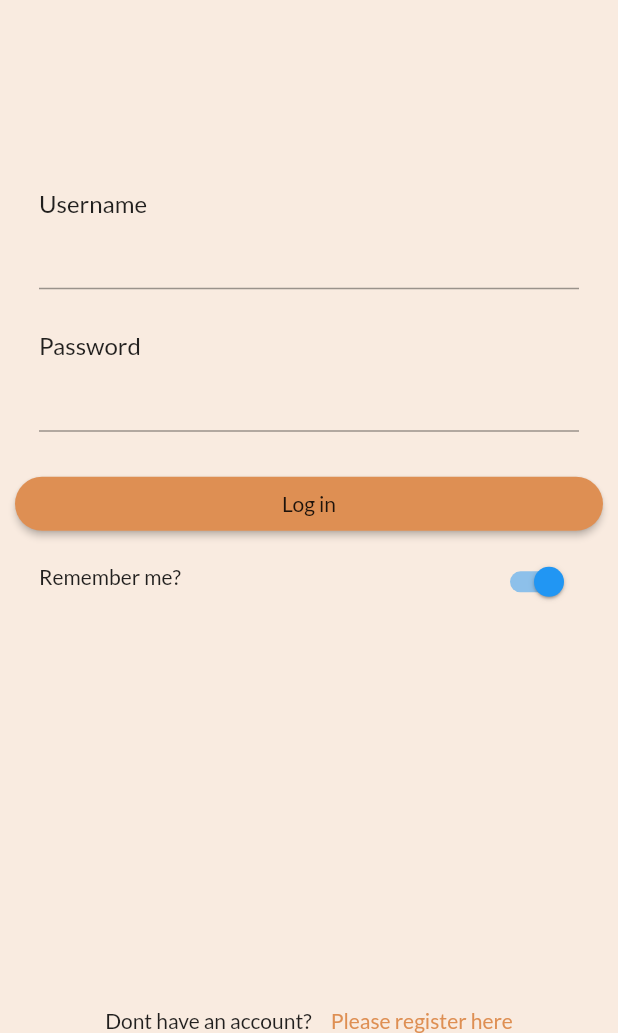
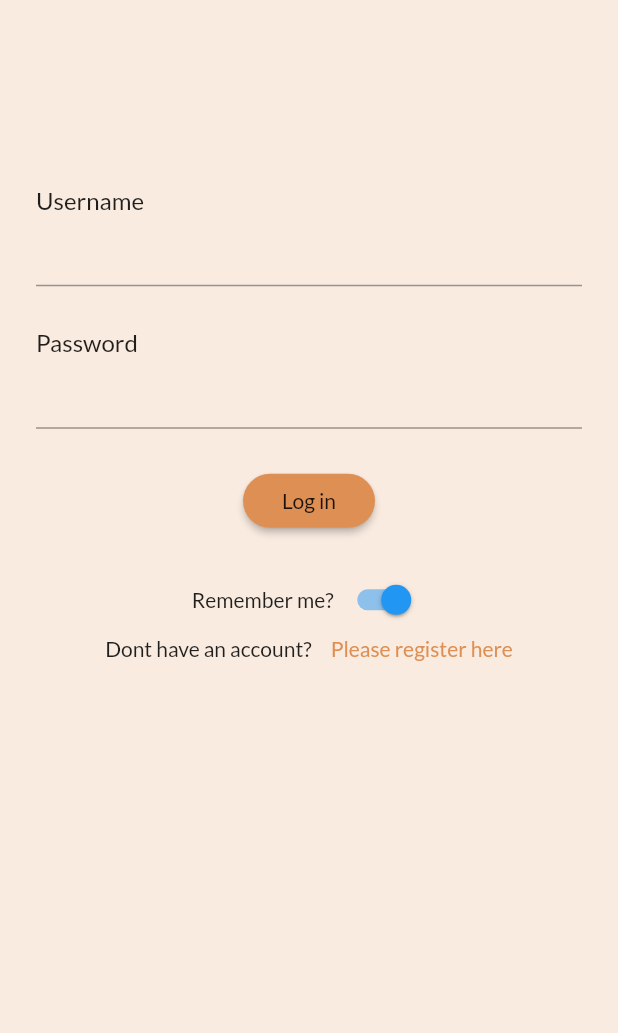
Before and after one commit to AgustinOliver98/flutter_login_rxdart_provider, a Flutter app: the screen it shows after launch, on a phone screen of 412 x 824 dp, the part 203-1236 px from its top. Run offline on Flutter 3.47's test engine with Material 2 defaults, Android fonts, the phone set to English and light mode, and no system bars; our stand-ins replace google_fonts.

Commit message:
login page file added

```diff
--- a/lib/main.dart
+++ b/lib/main.dart
@@ -1,5 +1,6 @@
 import 'package:flutter/material.dart';
 import 'package:google_fonts/google_fonts.dart';
+import 'package:rxdart_login/src/pages/login.dart';
 
 void main() {
   runApp(MyApp());
@@ -23,95 +24,3 @@ class MyApp extends StatelessWidget {
     );
   }
 }
-
-class LoginPage extends StatefulWidget {
-  LoginPage({Key key}) : super(key: key);
-
-  @override
-  _LoginPageState createState() => _LoginPageState();
-}
-
-class _LoginPageState extends State<LoginPage> {
-  final _usernameController = TextEditingController();
-  final _passwordControlelr = TextEditingController();
-
-  @override
-  Widget build(BuildContext context) {
-    final mq = MediaQuery.of(context).size;
-    return Scaffold(
-      backgroundColor: Color(0XFFF9EBE0),
-      resizeToAvoidBottomPadding: false,
-      body: Container(
-        height: mq.height,
-        child: Column(children: <Widget>[
-          Container(
-            height: mq.height * 0.3,
-            child: Center(
-              child: Text(
-                'Rx Dart Login',
-                style: TextStyle(fontSize: 20),
-              ),
-            ),
-          ),
-          Padding(
-            padding: const EdgeInsets.all(10.0),
-            child: Form(
-              child: ListView(
-                shrinkWrap: true,
-                children: <Widget>[
-                  ListTile(
-                    title: Text('Username'),
-                    subtitle: TextFormField(
-                      decoration: new InputDecoration(),
-                    ),
-                  ),
-                  SizedBox(
-                    height: 20,
-                  ),
-                  ListTile(
-                    title: Text('Password'),
-                    subtitle: TextFormField(
-                      decoration: new InputDecoration(),
-                    ),
-                  ),
-                  SizedBox(
-                    height: 20,
-                  ),
-                  MaterialButton(
-                    onPressed: () {},
-                    shape: RoundedRectangleBorder(
-                        borderRadius: BorderRadius.circular(25.0)),
-                    color: Color(0xFFDE8F53),
-                    child: Text(
-                      'Log in',
-                    ),
-                  ),
-                  ListTile(
-                    leading: Text('Remember me? '),
-                    trailing: new Switch(value: true, onChanged: (val) {}),
-                  ),
-                ],
-              ),
-            ),
-          ),
-          Expanded(
-            child: Container(
-              alignment: Alignment.bottomCenter,
-              child: Row(
-                children: <Widget>[
-                  Text('Dont have an account? '),
-                  SizedBox(
-                    width: 10,
-                  ),
-                  Text('Please register here',
-                      style: TextStyle(color: Color(0xFFDE8F53)))
-                ],
-                mainAxisAlignment: MainAxisAlignment.center,
-              ),
-            ),
-          ),
-        ]),
-      ),
-    );
-  }
-}
--- /dev/null
+++ b/lib/src/pages/login.dart
@@ -0,0 +1,112 @@
+import 'package:flutter/material.dart';
+
+class LoginPage extends StatefulWidget {
+  LoginPage({Key key}) : super(key: key);
+
+  @override
+  _LoginPageState createState() => _LoginPageState();
+}
+
+class _LoginPageState extends State<LoginPage> {
+  final _usernameController = TextEditingController();
+  final _passwordControlelr = TextEditingController();
+
+  @override
+  Widget build(BuildContext context) {
+    final mq = MediaQuery.of(context).size;
+    return Scaffold(
+      backgroundColor: Color(0XFFF9EBE0),
+      resizeToAvoidBottomPadding: false,
+      body: Container(
+        height: mq.height,
+        child: Column(children: <Widget>[
+          _headerLogin(mq),
+          _form(),
+          SizedBox(
+            height: 10,
+          ),
+          _optionsLogin()
+        ]),
+      ),
+    );
+  }
+
+  Container _optionsLogin() {
+    return Container(
+      child: Column(
+        children: <Widget>[
+          Row(
+            children: <Widget>[
+              Text('Remember me? '),
+              Switch(value: true, onChanged: (val) {}),
+            ],
+            mainAxisAlignment: MainAxisAlignment.center,
+          ),
+          Row(
+            children: <Widget>[
+              Text('Dont have an account? '),
+              SizedBox(
+                width: 10,
+              ),
+              Text('Please register here',
+                  style: TextStyle(color: Color(0xFFDE8F53)))
+            ],
+            mainAxisAlignment: MainAxisAlignment.center,
+          ),
+        ],
+      ),
+    );
+  }
+
+  Padding _form() {
+    return Padding(
+      padding: const EdgeInsets.all(8.0),
+      child: Form(
+        child: Column(
+          children: <Widget>[
+            ListTile(
+              title: Text('Username'),
+              subtitle: TextFormField(
+                decoration: new InputDecoration(),
+              ),
+            ),
+            SizedBox(
+              height: 20,
+            ),
+            ListTile(
+              title: Text('Password'),
+              subtitle: TextFormField(
+                decoration: new InputDecoration(),
+              ),
+            ),
+            SizedBox(
+              height: 20,
+            ),
+            MaterialButton(
+              onPressed: () {},
+              shape: RoundedRectangleBorder(
+                  borderRadius: BorderRadius.circular(25.0)),
+              color: Color(0xFFDE8F53),
+              child: Text(
+                'Log in',
+              ),
+            ),
+          ],
+        ),
+      ),
+    );
+  }
+
+  Container _headerLogin(Size mq) {
+    return Container(
+      alignment: Alignment.center,
+      height: mq.height * 0.3,
+      child: Center(
+        child: Text(
+          'Rx Dart Login',
+          style: TextStyle(fontSize: 20),
+        ),
+      ),
+    );
+  }
+}
```
